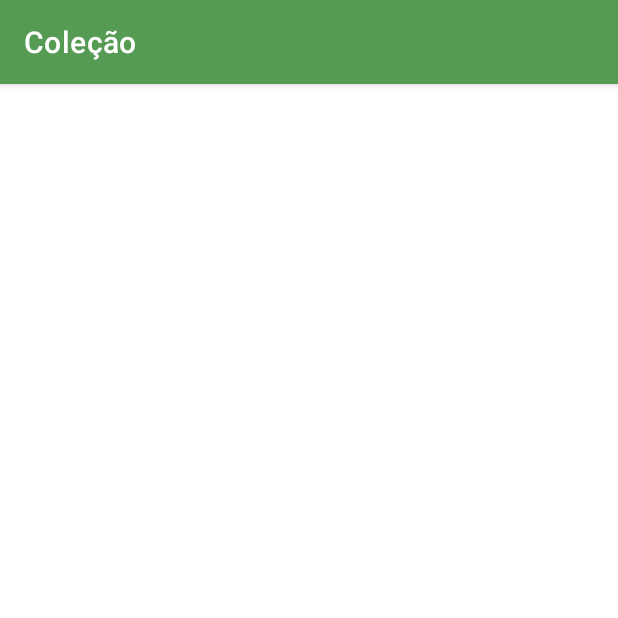
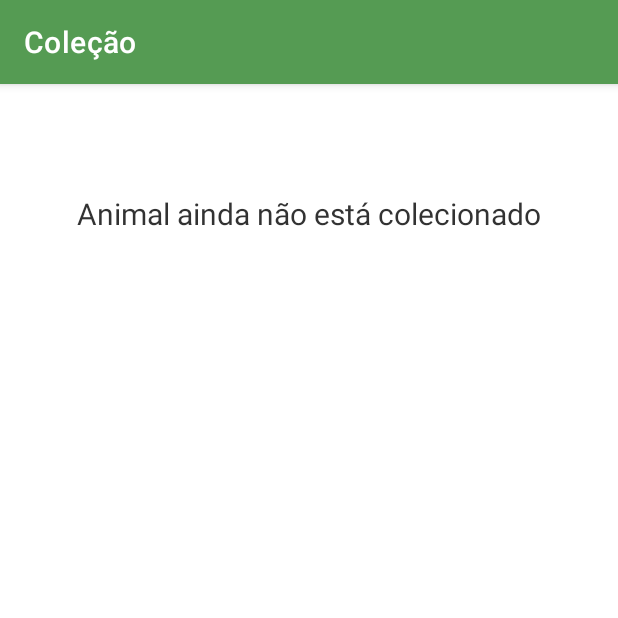
Before and after one commit to magzoo/mag, an Android app: the Collection screen opened directly, with no data from a screen before it, on a phone screen of 412 x 824 dp, the top half of it. Run offline under Robolectric (Android 15) with nearby library versions, the phone set to English and light mode, and no system bars; 4 statements that could not run were skipped.

Commit message:
collection

```diff
--- a/app/src/main/java/com/example/magzoo/Collection.java
+++ b/app/src/main/java/com/example/magzoo/Collection.java
@@ -57,33 +57,46 @@ public class Collection extends AppCompatActivity {
     private void fillCollection(List<Animal> animals) {
         for(Animal animal: animals)
         {
-            Log.d("bajoraz", "entrou no foreach1");
+
             LinearLayout ln =  new LinearLayout(this);
-            Log.d("bajoraz", "entrou no foreach2");
             ln.setLayoutParams(new LinearLayout.LayoutParams(ViewGroup.LayoutParams.MATCH_PARENT, Utils.convertToDps(this, 200)));
-            Log.d("bajoraz", "entrou no foreach3");
-            ln.setOrientation(LinearLayout.HORIZONTAL);
-            Log.d("bajoraz", "entrou no foreac4h");
-            ln.setGravity(Gravity.BOTTOM);
-            Log.d("bajoraz", "entrou no foreach5");
             BitmapDrawable ob = new BitmapDrawable(getResources(), animal.getIcon());
-            Log.d("bajoraz", "entrou no foreach6");
             ln.setBackground(ob);
-            Log.d("bajoraz", "entrou no foreach7");
+            ln.setGravity(Gravity.CENTER);
+            ln.setOrientation(LinearLayout.VERTICAL);
+
+            if(true) {
+                ln.setAlpha(0.8f);
+            }else{
                 ln.setOnClickListener(new View.OnClickListener() {
                     @Override
                     public void onClick(View view) {
                         Log.d("bajoraz", "entrou no foreach8");
                         Intent intent = new Intent(Collection.this, CollectionDetails.class);
                         Log.d("bajoraz", "animalId: " + animal.getId());
-                    intent.putExtra("idanimal", animal.getId());
+                        intent.putExtra("animalId", animal.getId());
                         intent.putExtra("origin", "collection");
                         startActivity(intent);
                     }
                 });
+            }
+
+            TextView textView = new TextView(this);
+            LinearLayout.LayoutParams params = new LinearLayout.LayoutParams(ViewGroup.LayoutParams.MATCH_PARENT, ViewGroup.LayoutParams.MATCH_PARENT);
+            params.weight = 1;
+            textView.setLayoutParams(params);
+            textView.setText("Animal ainda não está colecionado");
+            textView.setGravity(Gravity.CENTER);
+            textView.setTextSize(20);
+            textView.setTextColor(getResources().getColor(R.color.black));
+
+            ln.addView(textView);
 
             LinearLayout lninside = new LinearLayout(this);
-            lninside.setLayoutParams(new LinearLayout.LayoutParams(ViewGroup.LayoutParams.MATCH_PARENT, ViewGroup.LayoutParams.WRAP_CONTENT));
+            LinearLayout.LayoutParams lnparams = new LinearLayout.LayoutParams(ViewGroup.LayoutParams.MATCH_PARENT, ViewGroup.LayoutParams.WRAP_CONTENT);
+            params.weight = 1;
+            lninside.setLayoutParams(lnparams);
+            lninside.setGravity(Gravity.BOTTOM);
             lninside.setOrientation(LinearLayout.HORIZONTAL);
             lninside.setBackgroundColor(Color.parseColor("#88FFFFFF"));
 
```
Also changed, not shown: app/src/main/java/com/example/magzoo/CollectionDetails.java (+11 -2 lines), app/src/main/java/com/example/magzoo/Map.java (+9 -9 lines), app/src/main/res/layout/activity_collection.xml (+26 -10 lines). Lines whose indentation alone changed are shown as unchanged.
